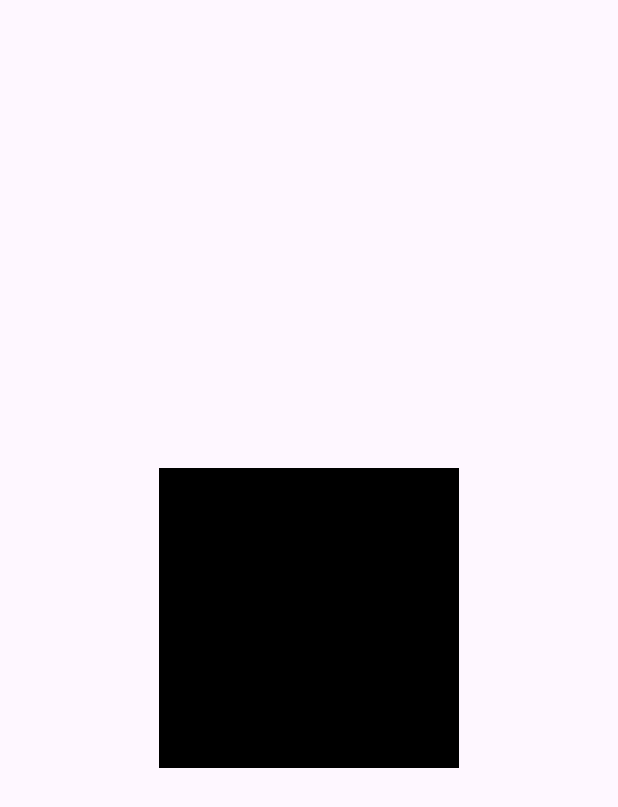
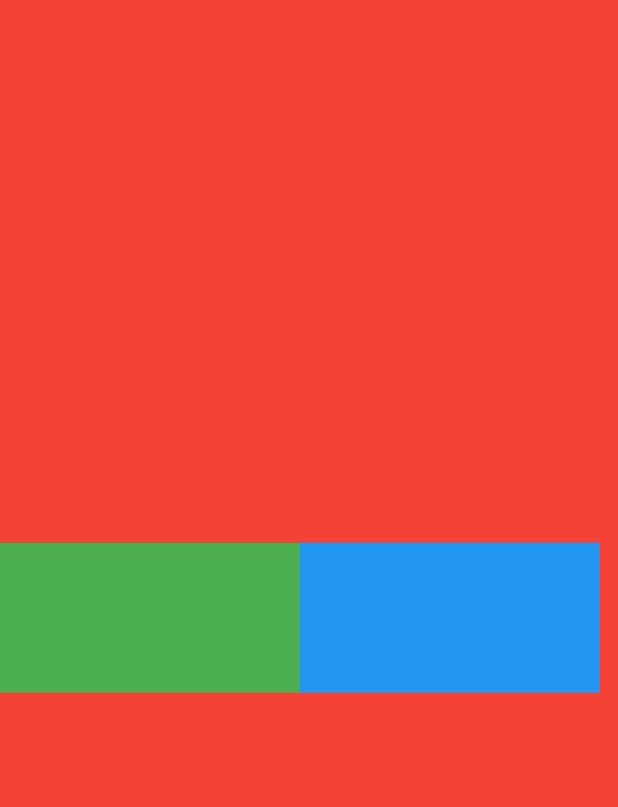
Before and after one commit to sk123411/flutter_course, a Flutter app: the screen it shows after launch, on a phone screen of 412 x 824 dp. Shown: the top 807 px of the screen. Run offline on Flutter 3.47's test engine with Material 3 defaults, Android fonts, the phone set to English and light mode, and no system bars; our stand-ins replace get.

Commit message:
Navigation and Named Routes

```diff
--- /dev/null
+++ b/lib/navigation_and_routes/screen_one.dart
@@ -0,0 +1,58 @@
+import 'package:flutter/material.dart';
+import 'package:flutter_course/navigation_and_routes/screen_two.dart';
+
+class ScreenOne extends StatelessWidget {
+  Color? color;
+  String? screenName;
+
+  ScreenOne(this.color, this.screenName);
+
+  @override
+  Widget build(BuildContext context) {
+    return Scaffold(
+      body: Container(
+        color: color,
+        child: InkWell(
+          onTap: () {
+
+            Navigator.pushNamed(context, "second_screen");
+
+          },
+          child: Center(
+            // child: Text(
+            //   "$screenName",
+            //   style: TextStyle(color: Colors.white),
+            // ),
+
+            child: buildAspect(),
+          ),
+        ),
+      ),
+    );
+  }
+
+
+  buildAspect(){
+    return Container(
+        child: Row(
+          children: [
+            Container(
+              height: 100,
+
+              width: 200,
+
+              color: Colors.green,
+
+
+            ),
+            Container(
+              height: 100,
+              width: 200,
+              color: Colors.blue,
+
+
+            ),
+          ],
+        ));
+  }
+}
```
Also changed, not shown: lib/main.dart (+43 -2 lines), lib/navigation_and_routes/parent_screen.dart (added, +13 -0 lines), lib/navigation_and_routes/screen_five.dart (added, +33 -0 lines), lib/navigation_and_routes/screen_four.dart (added, +33 -0 lines), lib/navigation_and_routes/screen_three.dart (added, +33 -0 lines), lib/navigation_and_routes/screen_two.dart (added, +33 -0 lines), lib/state_management/our_home_widget.dart (renamed from lib/our_home_widget.dart, +2 -5 lines), lib/state_management/bird_stateless_widget.dart (renamed from lib/bird_stateless_widget.dart), lib/state_management/gender_checkbox_widget.dart (renamed from lib/gender_checkbox_widget.dart), lib/state_management/girl_widget.dart (renamed from lib/girl_widget.dart), lib/state_management/random_color_changer_widget.dart (renamed from lib/random_color_changer_widget.dart).
